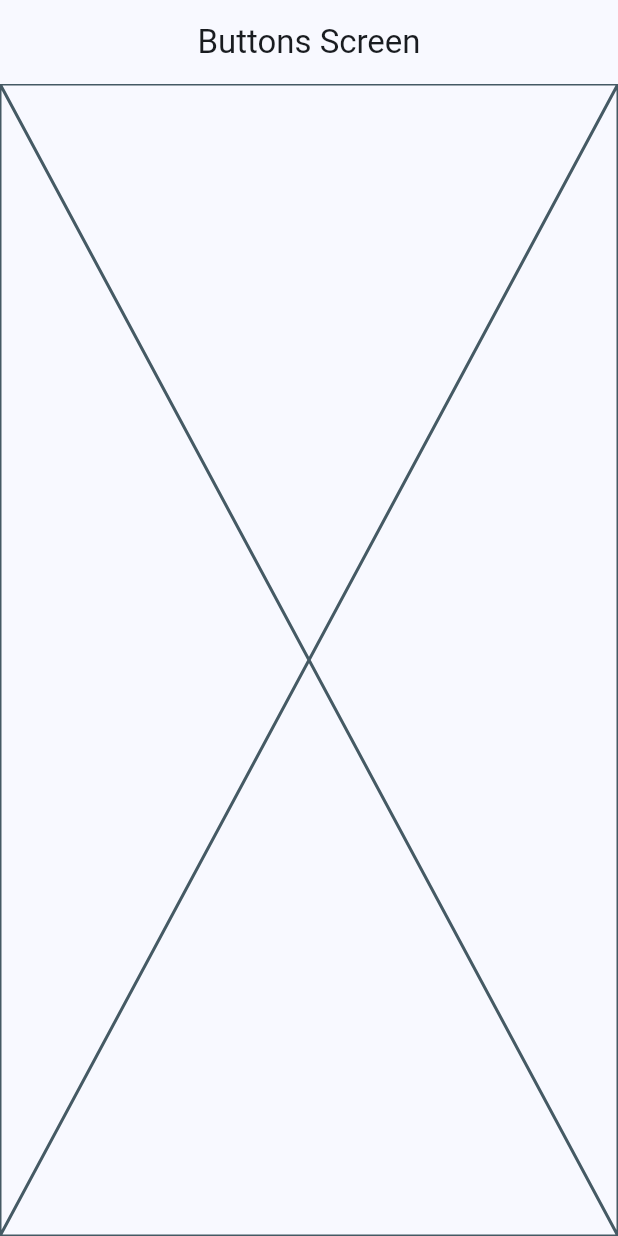
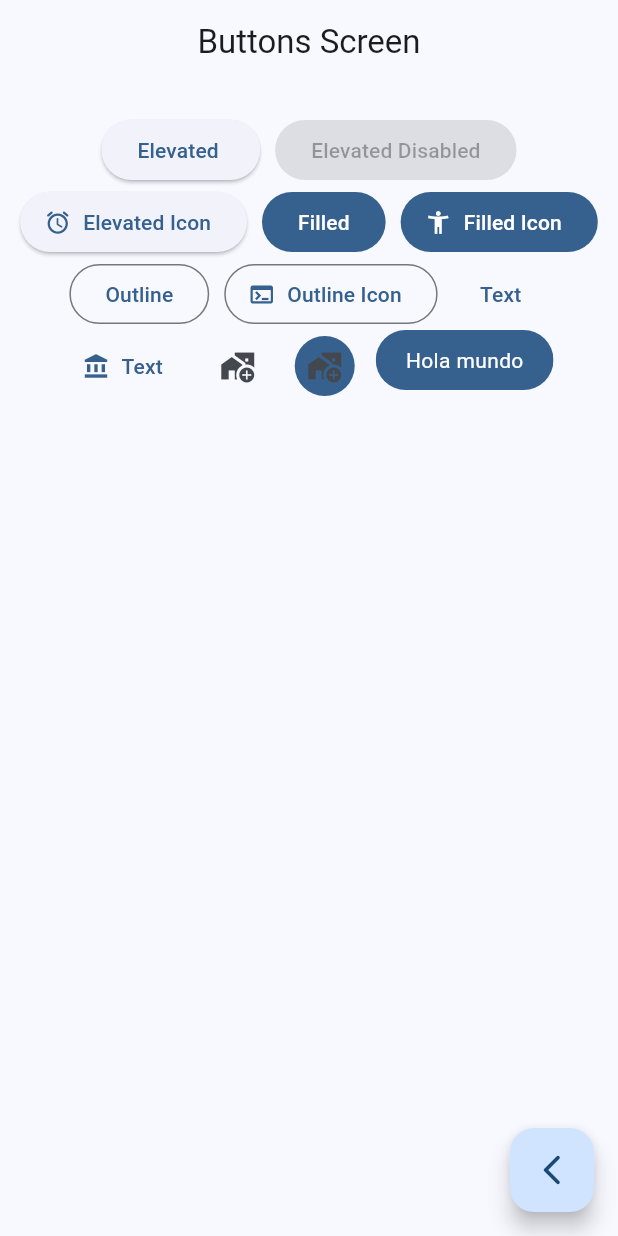
Before and after one commit to JesusMNA/practice_widgets_app, a Flutter app: the ButtonsScreen screen opened by its route, on a phone screen of 412 x 824 dp. Run offline on Flutter 3.47's test engine with Material 2 defaults, Android fonts, the phone set to English and light mode, and no system bars; our stand-ins replace go_router.

Commit message:
button screen finished

```diff
--- a/lib/presentation/screens/buttons/buttons_screen.dart
+++ b/lib/presentation/screens/buttons/buttons_screen.dart
@@ -1,4 +1,5 @@
 import 'package:flutter/material.dart';
+import 'package:go_router/go_router.dart';
 
 class ButtonsScreen extends StatelessWidget {
   static const String name = 'buttons_screen';
@@ -11,7 +12,98 @@ class ButtonsScreen extends StatelessWidget {
       appBar: AppBar(
         title: const Text("Buttons Screen"),
       ),
-      body: const Placeholder(),
+      body: const _ButtonsView(),
+      floatingActionButton: FloatingActionButton(
+        child: const Icon(Icons.arrow_back_ios_new_rounded),
+        onPressed: () {
+          context.pop();
+        },
+      ),
     );
   }
 }
+
+class _ButtonsView extends StatelessWidget {
+  const _ButtonsView();
+
+  @override
+  Widget build(BuildContext context) {
+    final colors = Theme.of(context).colorScheme;
+
+    return SizedBox(
+      width: double.infinity,
+      child: Padding(
+        padding: const EdgeInsets.symmetric(horizontal: 10, vertical: 20),
+        child: Wrap(
+          spacing: 10,
+          alignment: WrapAlignment.center,
+          children: [
+            ElevatedButton(onPressed: () {}, child: const Text('Elevated ')),
+            const ElevatedButton(
+              onPressed: null,
+              child: Text('Elevated Disabled'),
+            ),
+            ElevatedButton.icon(
+              onPressed: () {},
+              icon: const Icon(Icons.access_alarm_rounded),
+              label: const Text('Elevated Icon'),
+            ),
+            FilledButton(onPressed: () {}, child: const Text('Filled')),
+            FilledButton.icon(
+              onPressed: () {},
+              icon: const Icon(Icons.accessibility_new),
+              label: const Text('Filled Icon'),
+            ),
+            OutlinedButton(onPressed: () {}, child: const Text('Outline')),
+            OutlinedButton.icon(
+              onPressed: () {},
+              label: const Text('Outline Icon'),
+              icon: const Icon(Icons.terminal),
+            ),
+            TextButton(onPressed: () {}, child: const Text('Text')),
+            TextButton.icon(
+              onPressed: () {},
+              label: const Text('Text'),
+              icon: const Icon(Icons.account_balance),
+            ),
+            IconButton(onPressed: () {}, icon: const Icon(Icons.add_home_work)),
+            IconButton(
+              onPressed: () {},
+              icon: const Icon(Icons.add_home_work),
+              style: ButtonStyle(
+                backgroundColor: MaterialStatePropertyAll(colors.primary),
+              ),
+            ),
+            const CustomButton()
+          ],
+        ),
+      ),
+    );
+  }
+}
+
+class CustomButton extends StatelessWidget {
+  const CustomButton({super.key});
+
+  @override
+  Widget build(BuildContext context) {
+    final colors = Theme.of(context).colorScheme;
+
+    return ClipRRect(
+      borderRadius: BorderRadius.circular(20),
+      child: Material(
+        color: colors.primary,
+        child: InkWell(
+          onTap: () {},
+          child: const Padding(
+            padding: EdgeInsets.symmetric(horizontal: 20, vertical: 10),
+            child: Text(
+              'Hola mundo',
+              style: TextStyle(color: Colors.white),
+            ),
+          ),
+        ),
+      ),
+    );
+  }
+}
```
